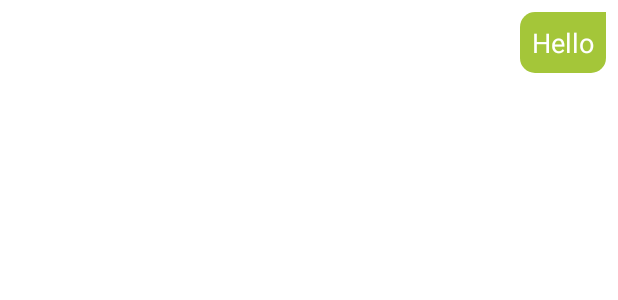
After one commit to mikaty98/MyTestingAp, an Android app: the layout chat_item_right.xml on its own in the app's theme, with its tools: preview values and no code run, on a phone screen of 412 x 824 dp. The commit adds this screen. Shown: the top 300 px of the screen. Run offline under Robolectric (Android 15) with nearby library versions, the phone set to English and light mode, and no system bars.

Commit message:
Chat room updates: seeker and provider are connected in a chat room when needed.

```diff
--- a/app/src/main/java/com/example/mytestingapp/ChosenProviderProfile.java
+++ b/app/src/main/java/com/example/mytestingapp/ChosenProviderProfile.java
@@ -177,7 +177,7 @@ public class ChosenProviderProfile extends AppCompatActivity {
                         sendNotifications(userToken,"Accepted",seekerEmail+" has accepted your proposal!");
 
                         Intent intent = new Intent(ChosenProviderProfile.this, ChatRoom.class);
-                        intent.putExtra("provider id", providerUserID);
+                        intent.putExtra("receiver id", providerUserID);
                         startActivity(intent);
 
                     }
--- a/app/src/main/java/com/example/mytestingapp/LocalRequestInfoActivity.java
+++ b/app/src/main/java/com/example/mytestingapp/LocalRequestInfoActivity.java
@@ -141,6 +141,12 @@ public class LocalRequestInfoActivity extends AppCompatActivity {
                 reference = FirebaseDatabase.getInstance().getReference().child("LocalRequestsProposals");
                 reference.child(temp[0]).child(userID).setValue(localRequestApplicant);
 
+                String one = "dF4CifhWkvTQ9ZZoEhbaPDbmKeI3";
+
+                //Intent intent = new Intent(LocalRequestInfoActivity.this, ChatRoom.class);
+                //intent.putExtra("receiver id", one);
+                //startActivity(intent);
+
                 finish();
 
 
--- /dev/null
+++ b/app/src/main/res/drawable/background_right.xml
@@ -0,0 +1,14 @@
+<?xml version="1.0" encoding="utf-8"?>
+<shape xmlns:android="http://schemas.android.com/apk/res/android"
+
+    android:shape="rectangle">
+
+    <corners
+        android:radius="10dp"
+        android:topRightRadius="0dp"/>
+
+    <solid android:color="#a4c639"/>
+
+
+
+</shape>
--- /dev/null
+++ b/app/src/main/res/layout/chat_item_right.xml
@@ -0,0 +1,40 @@
+<?xml version="1.0" encoding="utf-8"?>
+<RelativeLayout
+    xmlns:android="http://schemas.android.com/apk/res/android"
+    android:layout_width="match_parent"
+    android:padding="8dp"
+
+    android:layout_height="wrap_content">
+
+    <RelativeLayout
+        android:layout_width="300dp"
+        android:layout_height="wrap_content"
+        android:layout_alignParentEnd="true"
+        android:layout_alignParentRight="true">
+
+
+        <ImageView
+            android:layout_width="wrap_content"
+            android:layout_height="wrap_content"
+            android:id="@+id/profile_image"
+            android:visibility="gone"/>
+
+        <TextView
+            android:layout_width="wrap_content"
+            android:layout_height="wrap_content"
+            android:background="@drawable/background_right"
+            android:text="Hello"
+            android:layout_alignParentEnd="true"
+            android:id="@+id/show_message"
+            android:textSize="18sp"
+            android:textColor="#fff"
+            android:padding="8dp"
+            android:layout_alignParentRight="true"/>
+
+
+    </RelativeLayout>
+
+
+
+
+</RelativeLayout>
```
Also changed, not shown: app/src/main/java/com/example/mytestingapp/ChatRoom.java (+75 -4 lines), app/src/main/java/com/example/mytestingapp/Classes/Seeker.java (+90 -65 lines), app/src/main/res/drawable/background_left.xml (added, +14 -0 lines), app/src/main/res/layout/activity_chat_room.xml (+4 -4 lines), app/src/main/res/layout/chat_item_left.xml (added, +28 -0 lines).
